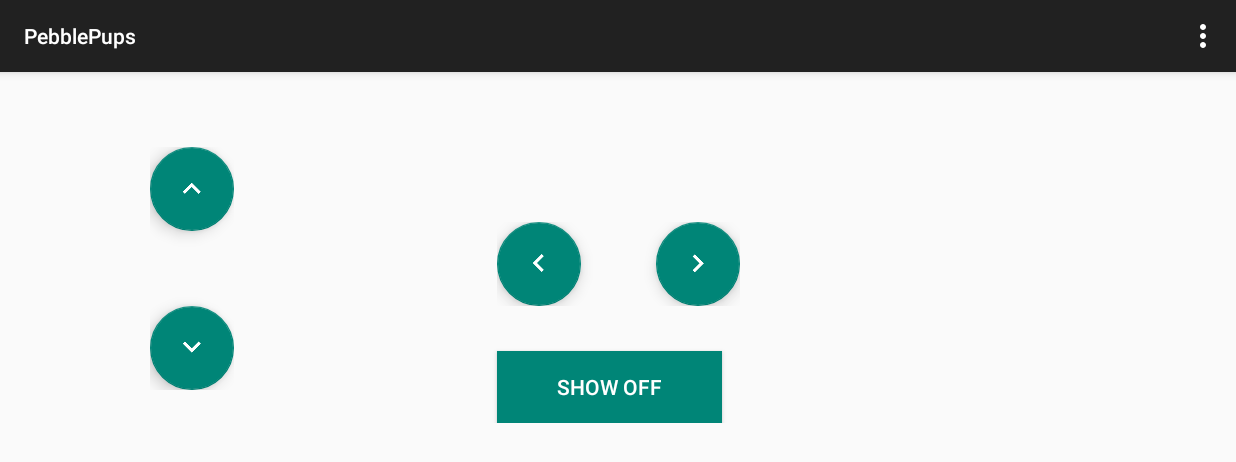
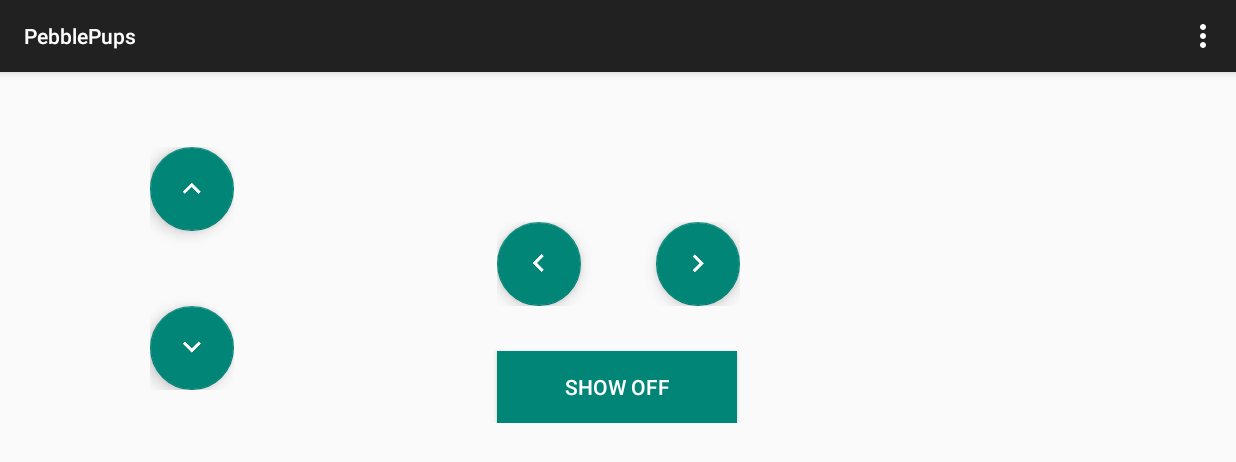
Before and after one commit to isabelacmor/pebblepup, an Android app: the screen it shows after launch (MainActivity), on a phone screen of 824 x 412 dp (held sideways). Shown: the top 462 px of the screen. Run offline under Robolectric (Android 15) with nearby library versions, the phone set to English and light mode, and no system bars; libraries missing offline, so code that uses them is left out: com.getpebble.android; 5 statements that could not run were skipped.

Commit message:
fixed width of show off button

```diff
--- a/PebblePups/app/src/main/res/layout/activity_main.xml
+++ b/PebblePups/app/src/main/res/layout/activity_main.xml
@@ -56,7 +56,7 @@
         </LinearLayout>
 
         <Button
-            android:layout_width="150dp"
+            android:layout_width="160dp"
             android:layout_height="wrap_content"
             android:text="Show off"
             android:id="@+id/button_show_off"
```
